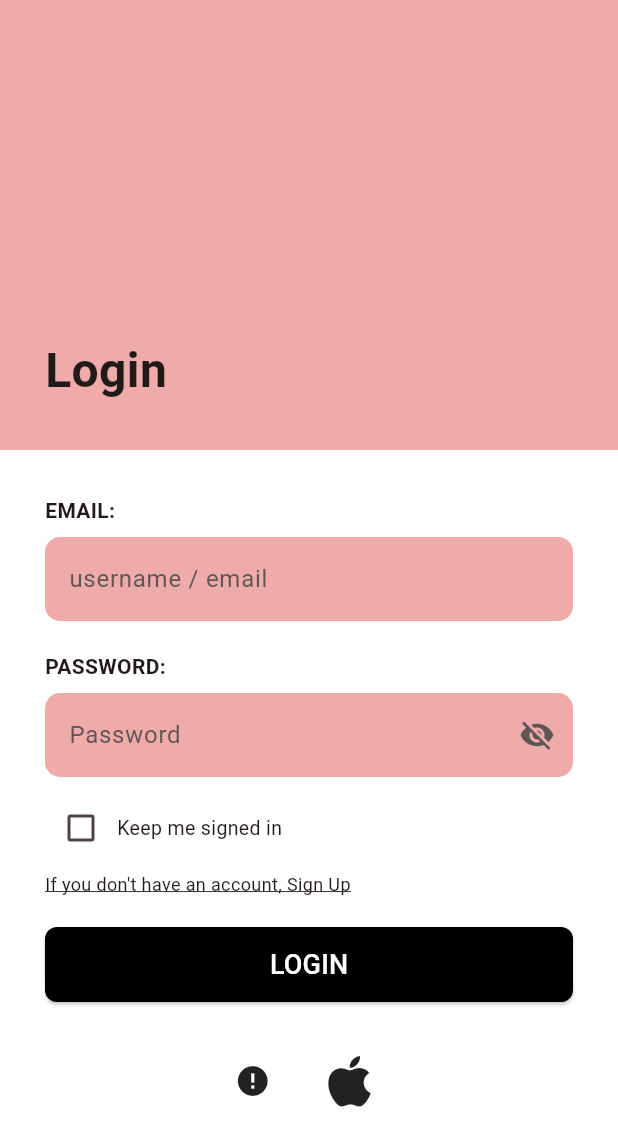
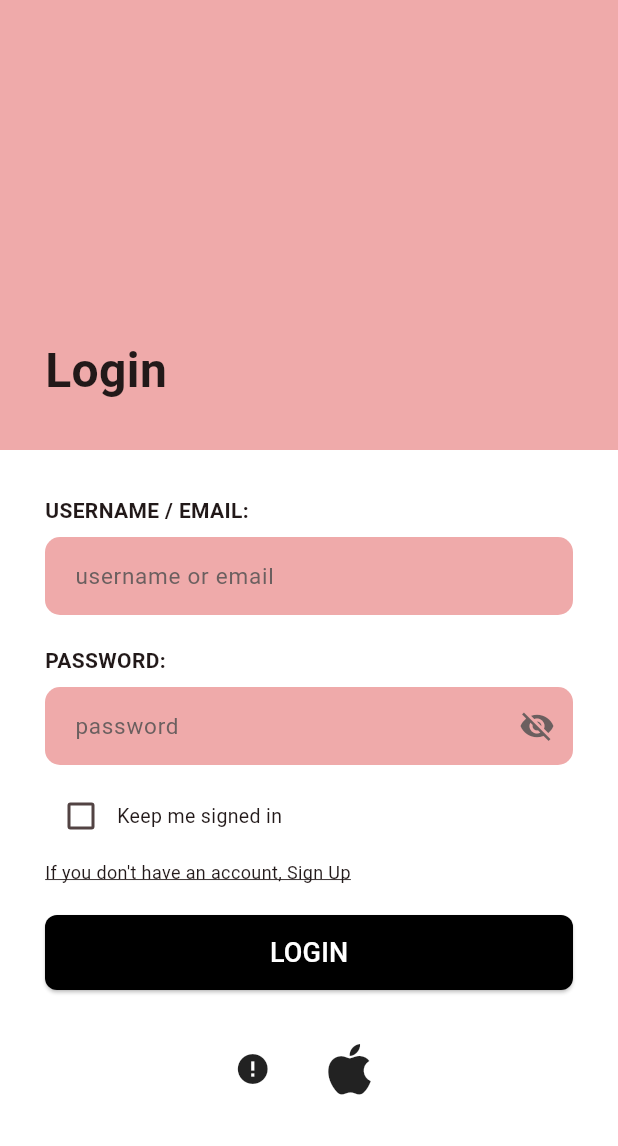
Before and after one commit to 0Cloud11/MAD-Team-10, a Flutter app: the screen it shows after launch, on a phone screen of 412 x 824 dp. Shown: the top 1146 px of the screen. Run offline on Flutter 3.47's test engine with Material 3 defaults, Android fonts, the phone set to English and light mode, and no system bars; our stand-ins replace shared_preferences; network calls fail.

Commit message:
Version 3.0 of app by me.

```diff
--- a/lib/screens/login_screen.dart
+++ b/lib/screens/login_screen.dart
@@ -11,28 +11,37 @@ class LoginScreen extends StatefulWidget {
 }
 
 class _LoginScreenState extends State<LoginScreen> {
-  final TextEditingController _emailController = TextEditingController();
+  final TextEditingController _loginController = TextEditingController();
   final TextEditingController _passwordController = TextEditingController();
 
   bool _isPasswordVisible = false;
   bool _keepSignedIn = false;
 
+  static const Color _hintColor = Color(0xFF6B5F5F);
+
   @override
   void dispose() {
-    _emailController.dispose();
+    _loginController.dispose();
     _passwordController.dispose();
     super.dispose();
   }
 
   Future<void> _handleLogin() async {
-    final enteredEmail = _emailController.text.trim();
+    final enteredLogin = _loginController.text.trim();
     final enteredPassword = _passwordController.text;
 
     final user = await UserPrefs.getUser();
-    final savedEmail = user['email'] ?? '';
+    final savedUsername = (user['username'] ?? '').trim();
+    final savedEmail = (user['email'] ?? '').trim();
     final savedPassword = user['password'] ?? '';
 
-    if (enteredEmail == savedEmail && enteredPassword == savedPassword) {
+    final bool loginMatches =
+        enteredLogin.toLowerCase() == savedUsername.toLowerCase() ||
+        enteredLogin.toLowerCase() == savedEmail.toLowerCase();
+
+    final bool passwordMatches = enteredPassword == savedPassword;
+
+    if (loginMatches && passwordMatches) {
       await UserPrefs.setLoginState(
         isLoggedIn: true,
         keepSignedIn: _keepSignedIn,
@@ -47,17 +56,39 @@ class _LoginScreenState extends State<LoginScreen> {
     } else {
       ScaffoldMessenger.of(context).showSnackBar(
         const SnackBar(
-          content: Text('Invalid email or password.'),
+          content: Text('Invalid username/email or password.'),
           backgroundColor: Colors.red,
         ),
       );
     }
   }
 
+  InputDecoration _inputDecoration({
+    required String hintText,
+    required Color fillColor,
+    Widget? suffixIcon,
+  }) {
+    return InputDecoration(
+      hintText: hintText,
+      hintStyle: const TextStyle(
+        color: _hintColor,
+        fontSize: 15,
+        fontWeight: FontWeight.w400,
+      ),
+      filled: true,
+      fillColor: fillColor,
+      contentPadding: const EdgeInsets.symmetric(horizontal: 16, vertical: 14),
+      border: OutlineInputBorder(
+        borderRadius: BorderRadius.circular(10),
+        borderSide: BorderSide.none,
+      ),
+      suffixIcon: suffixIcon,
+    );
+  }
+
   @override
   Widget build(BuildContext context) {
     final themeColor = Theme.of(context).primaryColor;
-    const hintColor = Color(0xFF5F5555);
 
     return Scaffold(
       body: SingleChildScrollView(
@@ -75,26 +106,23 @@ class _LoginScreenState extends State<LoginScreen> {
               ),
             ),
             Padding(
-              padding: const EdgeInsets.all(30.0),
+              padding: const EdgeInsets.all(30),
               child: Column(
                 crossAxisAlignment: CrossAxisAlignment.start,
                 children: [
                   const Text(
-                    'EMAIL:',
+                    'USERNAME / EMAIL:',
                     style: TextStyle(fontWeight: FontWeight.bold),
                   ),
                   const SizedBox(height: 8),
                   TextField(
-                    controller: _emailController,
-                    decoration: InputDecoration(
-                      hintText: 'username / email',
-                      hintStyle: const TextStyle(color: hintColor),
-                      filled: true,
+                    controller: _loginController,
+                    textCapitalization: TextCapitalization.none,
+                    autocorrect: false,
+                    keyboardType: TextInputType.emailAddress,
+                    decoration: _inputDecoration(
+                      hintText: 'username or email',
                       fillColor: themeColor,
-                      border: OutlineInputBorder(
-                        borderRadius: BorderRadius.circular(10),
-                        borderSide: BorderSide.none,
-                      ),
                     ),
                   ),
                   const SizedBox(height: 20),
@@ -105,22 +133,18 @@ class _LoginScreenState extends State<LoginScreen> {
                   const SizedBox(height: 8),
                   TextField(
                     controller: _passwordController,
+                    textCapitalization: TextCapitalization.none,
+                    autocorrect: false,
                     obscureText: !_isPasswordVisible,
-                    decoration: InputDecoration(
-                      hintText: 'Password',
-                      hintStyle: const TextStyle(color: hintColor),
-                      filled: true,
+                    decoration: _inputDecoration(
+                      hintText: 'password',
                       fillColor: themeColor,
-                      border: OutlineInputBorder(
-                        borderRadius: BorderRadius.circular(10),
-                        borderSide: BorderSide.none,
-                      ),
                       suffixIcon: IconButton(
                         icon: Icon(
                           _isPasswordVisible
                               ? Icons.visibility
                               : Icons.visibility_off,
-                          color: hintColor,
+                          color: _hintColor,
                         ),
                         onPressed: () {
                           setState(() {
@@ -186,6 +210,7 @@ class _LoginScreenState extends State<LoginScreen> {
                       Image.network(
                         'https://upload.wikimedia.org/wikipedia/commons/thumb/5/53/Google_%22G%22_Logo.svg/512px-Google_%22G%22_Logo.svg.png',
                         height: 35,
+                        width: 35,
                         errorBuilder: (context, error, stackTrace) =>
                             const Icon(Icons.error),
                       ),
```
Also changed, not shown: lib/screens/signup_screen.dart (+37 -24 lines).
